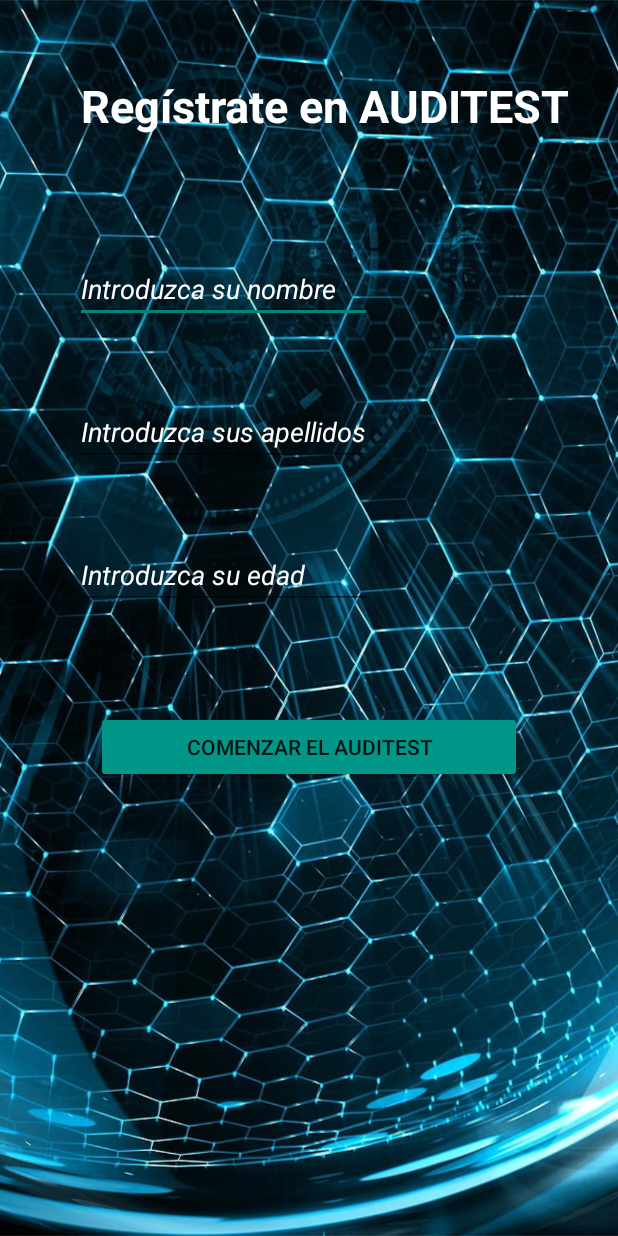
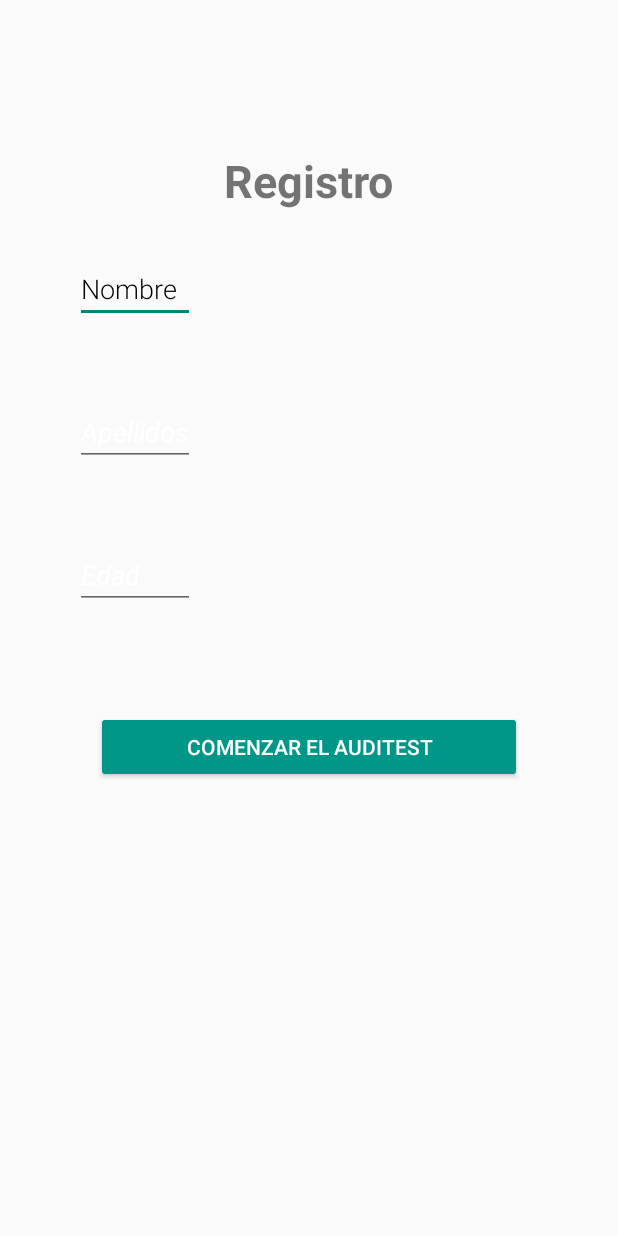
Before and after one commit to javixxxx/trabajoweno, an Android app: the screen it shows after launch (prueba2), on a phone screen of 412 x 824 dp. Run offline under Robolectric (Android 15) with nearby library versions, the phone set to English and light mode, and no system bars.

```diff
--- a/app/src/main/res/layout/prueba2.xml
+++ b/app/src/main/res/layout/prueba2.xml
@@ -5,21 +5,18 @@
     android:id="@+id/linearLayout4"
     android:layout_width="match_parent"
     android:layout_height="match_parent"
-    android:background="@drawable/fondo3"
     tools:context=".prueba2">
 
     <TextView
         android:id="@+id/text1"
         android:layout_width="wrap_content"
         android:layout_height="wrap_content"
-        android:layout_marginTop="50dp"
-        android:layout_marginEnd="32dp"
-        android:layout_marginRight="32dp"
+        android:layout_marginTop="100dp"
         android:text="@string/intro1"
-        android:textColor="@color/intro1"
         android:textSize="30sp"
         android:textStyle="bold"
         app:layout_constraintEnd_toEndOf="parent"
+        app:layout_constraintStart_toStartOf="parent"
         app:layout_constraintTop_toTopOf="parent" />
 
 
@@ -28,10 +25,11 @@
         android:layout_width="0dp"
         android:layout_height="wrap_content"
         android:layout_marginTop="170dp"
+        android:fontFamily="sans-serif-light"
         android:inputType="text"
         android:text="@string/nombre"
-        android:textColor="@color/nombre"
-        android:textStyle="italic"
+        android:textColor="#000000"
+        android:textSize="18.3sp"
         app:layout_constraintEnd_toEndOf="@+id/text3"
         app:layout_constraintStart_toStartOf="@+id/text3"
         app:layout_constraintTop_toTopOf="parent" />
@@ -75,6 +73,7 @@
         android:layout_marginEnd="64dp"
         android:backgroundTint="#009688"
         android:onClick="test"
+        android:textColor="#ffffff"
         android:text="@string/boton1"
         app:cornerRadius="20dp"
         app:layout_constraintEnd_toEndOf="parent"
@@ -83,4 +82,8 @@
         app:layout_constraintTop_toBottomOf="@+id/text4" />
 
 
+
+
+
+
 </androidx.constraintlayout.widget.ConstraintLayout>
--- a/app/src/main/res/values/strings.xml
+++ b/app/src/main/res/values/strings.xml
@@ -1,9 +1,9 @@
 <resources>
     <string name="app_name">trabajoweno</string>
-    <string name="intro1">Regístrate en AUDITEST</string>
-    <string name="nombre">Introduzca su nombre</string>
-    <string name="apellidos">Introduzca sus apellidos</string>
-    <string name="edad">Introduzca su edad</string>
+    <string name="intro1">Registro</string>
+    <string name="nombre">Nombre</string>
+    <string name="apellidos">Apellidos</string>
+    <string name="edad">Edad</string>
     <string name="boton1">Comenzar el AUDITEST</string>
     <string name="intro2">Elige la prueba que quieras realizar:</string>
     <string name="boton2">Frecuencias altas</string>
```
Also changed, not shown: app/src/main/res/layout/activity_main.xml (+5 -5 lines).
